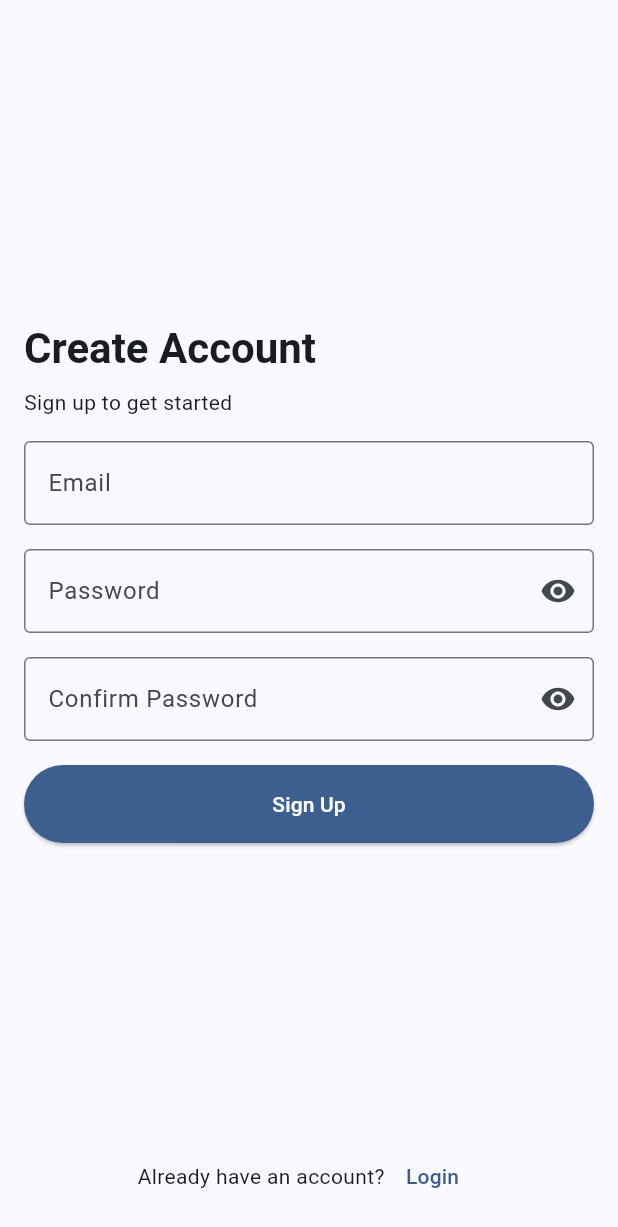
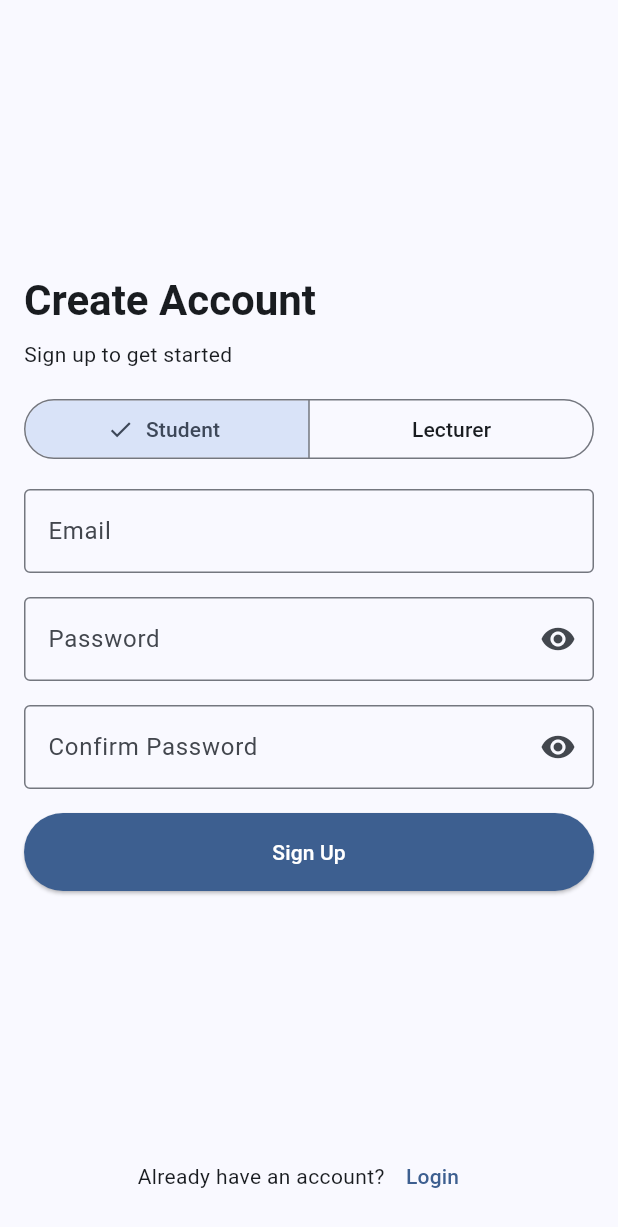
Before and after one commit to wei-leong/anti-bully-flutter-app, a Flutter app: the SignUpScreen screen opened directly, on a phone screen of 412 x 824 dp. Shown: the top 1227 px of the screen. Run offline on Flutter 3.47's test engine with Material 3 defaults, Android fonts, the light colour scheme and no system bars; our stand-ins replace google_fonts.

Commit message:
feat(auth): add SegmentedButton to SignUp Screen to input role

```diff
--- a/lib/features/auth/presentation/sign_up/ui/sign_up_screen.dart
+++ b/lib/features/auth/presentation/sign_up/ui/sign_up_screen.dart
@@ -1,5 +1,5 @@
 import 'package:apu_assignment/core/theme/sizes.dart';
-import 'package:apu_assignment/features/auth/presentation/sign_up/ui/login_screen.dart';
+import 'package:apu_assignment/features/auth/presentation/login/ui/login_screen.dart';
 import 'package:flutter/material.dart';
 
 class SignUpScreen extends StatefulWidget {
@@ -13,6 +13,7 @@ class _SignUpScreenState extends State<SignUpScreen> {
   final _formKey = GlobalKey<FormState>();
   bool _isPasswordVisible = false;
   final _passwordController = TextEditingController();
+  String selectedRole = "Student";
 
   @override
   Widget build(BuildContext context) {
@@ -38,6 +39,32 @@ class _SignUpScreenState extends State<SignUpScreen> {
                       ),
                       kGap8,
                       Text("Sign up to get started"),
+                      kGap16,
+                      SegmentedButton<String>(
+                        segments: const <ButtonSegment<String>>[
+                          ButtonSegment(
+                            value: "Student",
+                            label: Text("Student"),
+                          ),
+                          ButtonSegment(
+                            value: "Lecturer",
+                            label: Text("Lecturer"),
+                          ),
+                        ],
+                        style: ButtonStyle(
+                          side: WidgetStatePropertyAll(
+                            BorderSide(
+                              color: Theme.of(context).colorScheme.outline,
+                            ),
+                          ),
+                        ),
+                        selected: <String>{selectedRole},
+                        onSelectionChanged: (Set<String> newSelection) {
+                          setState(() {
+                            selectedRole = newSelection.first;
+                          });
+                        },
+                      ),
                       kGap16,
                       TextFormField(
                         decoration: InputDecoration(
```
